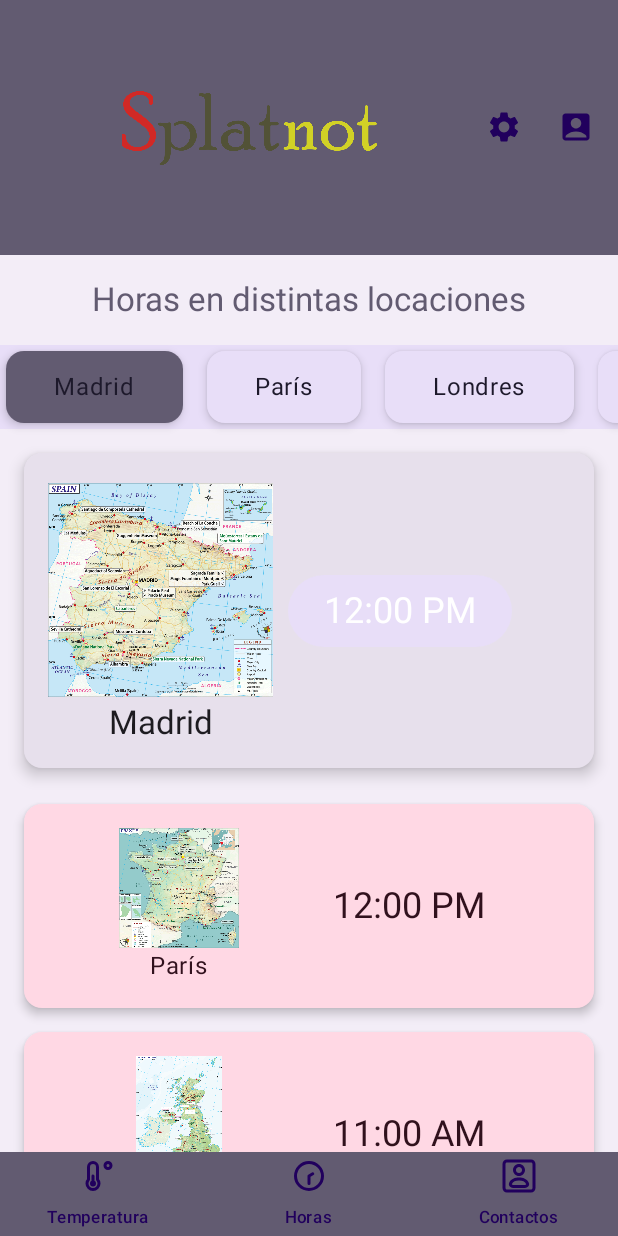
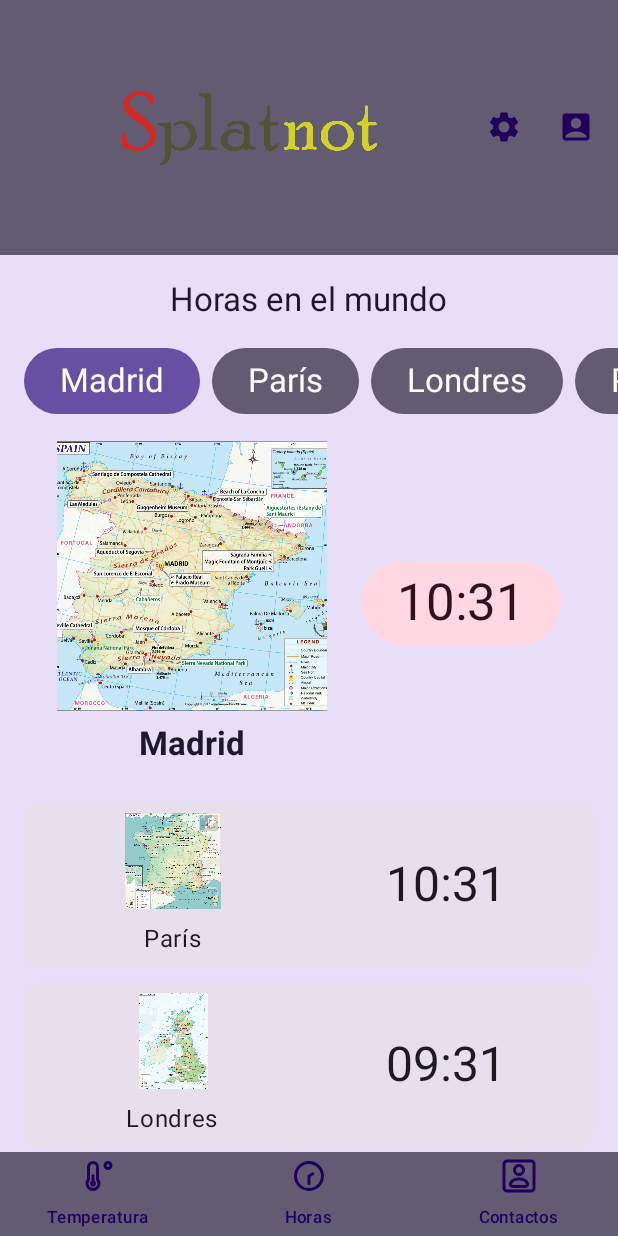
Before and after one commit to bryan-paucar/ProyectoInterfaces, an Android app built with Jetpack Compose: the @Preview function Preview, item 2 of the bottom bar chosen, on a phone screen of 412 x 824 dp. Run offline under Robolectric (Android 15) with nearby library versions, the phone set to English and light mode, and no system bars.

Commit message:
time picker added

```diff
--- a/app/src/main/java/com/example/proyectointerfaces/HorasViewModel.kt
+++ b/app/src/main/java/com/example/proyectointerfaces/HorasViewModel.kt
@@ -1,73 +1,55 @@
 package com.example.proyectointerfaces
 
+import androidx.compose.runtime.getValue
+import androidx.compose.runtime.mutableStateOf
+import androidx.compose.runtime.setValue
 import androidx.lifecycle.ViewModel
-import androidx.compose.runtime.mutableStateOf
 import java.time.LocalTime
 import java.time.format.DateTimeFormatter
 
+data class CityTime(val name: String, val utcOffset: Int, val imageRes: Int)
+
 class HorasViewModel : ViewModel() {
-    // Lista de ciudades y su diferencia horaria con UTC
-    private val ciudades = mapOf(
-        "Madrid" to 1,
-        "París" to 1,
-        "Londres" to 0,
-        "Porto Alegre" to -3,
-        "Acapulco" to -6,
-        "Vancouver" to -8,
-        "Houston" to -6,
-        "Casablanca" to 0,
-        "Osaka" to 9,
-        "Melbourne" to 10,
-        "Ankara" to 3,
-        "Dubai" to 4
+
+    // Lista de ciudades con sus respectivos husos horarios e imagenes
+    private val _cities = listOf(
+        CityTime("Madrid", 1, R.drawable.espana),
+        CityTime("París", 1, R.drawable.francia),
+        CityTime("Londres", 0, R.drawable.uk),
+        CityTime("Porto Alegre", -3, R.drawable.brasil),
+        CityTime("Acapulco", -6, R.drawable.mexico),
+        CityTime("Vancouver", -8, R.drawable.canada),
+        CityTime("Houston", -6, R.drawable.usa),
+        CityTime("Casablanca", 0, R.drawable.marruecos),
+        CityTime("Osaka", 9, R.drawable.japon),
+        CityTime("Melbourne", 10, R.drawable.australia),
+        CityTime("Ankara", 3, R.drawable.turquia),
+        CityTime("Dubai",4,R.drawable.emiratos)
     )
+    val cities: List<CityTime> = _cities
 
-    // Mapeo de cada ciudad con su respectivo mapa de país
-    val mapaDePaises = mapOf(
-        "Madrid" to R.drawable.espana,
-        "París" to R.drawable.francia,
-        "Londres" to R.drawable.uk,
-        "Porto Alegre" to R.drawable.brasil,
-        "Acapulco" to R.drawable.mexico,
-        "Vancouver" to R.drawable.canada,
-        "Houston" to R.drawable.usa,
-        "Casablanca" to R.drawable.marruecos,
-        "Osaka" to R.drawable.japon,
-        "Melbourne" to R.drawable.australia,
-        "Ankara" to R.drawable.turquia,
-        "Dubai" to R.drawable.emiratos
-    )
+    // Estado de la ciudad seleccionada; se inicializa con la primera ciudad de la lista
+    var selectedCity by mutableStateOf(_cities.first())
+        private set
 
-    // Ciudad seleccionada
-    var ciudadSeleccionada = mutableStateOf("Madrid")
+    // Hora seleccionada (se inicializa con la hora actual)
+    var selectedTime by mutableStateOf(LocalTime.now())
+        private set
 
-    // Lista de horas en intervalos de 30 minutos (06:00 AM - 11:30 PM)
-    val listaHoras = List(36) { i ->
-        val hora = LocalTime.of(6 + (i / 2), if (i % 2 == 0) 0 else 30)
-        hora.format(DateTimeFormatter.ofPattern("hh:mm a"))
+    // Actualiza la ciudad seleccionada
+    fun updateSelectedCity(city: CityTime) {
+        selectedCity = city
     }
 
-    // Hora seleccionada (por defecto: 12:00 PM)
-    var horaSeleccionada = mutableStateOf(listaHoras[12])
-
-    // Función para actualizar la ciudad seleccionada
-    fun seleccionarCiudad(nuevaCiudad: String) {
-        ciudadSeleccionada.value = nuevaCiudad
+    // Actualiza la hora seleccionada
+    fun updateTime(newTime: LocalTime) {
+        selectedTime = newTime
     }
 
-    // Función para actualizar la hora seleccionada
-    fun actualizarHora(nuevaHora: String) {
-        horaSeleccionada.value = nuevaHora
-    }
-
-    // Función para calcular la hora en cada ciudad
-    fun obtenerHorasEnCiudades(): Map<String, String> {
-        val diferenciaSeleccionada = ciudades[ciudadSeleccionada.value] ?: 0
-        val horaBase = LocalTime.parse(horaSeleccionada.value, DateTimeFormatter.ofPattern("hh:mm a"))
-
-        return ciudades.mapValues { (ciudad, diferencia) ->
-            val nuevaHora = horaBase.plusHours((diferencia - diferenciaSeleccionada).toLong())
-            nuevaHora.format(DateTimeFormatter.ofPattern("hh:mm a"))
-        }
+    // Calcula y devuelve la hora local para la ciudad pasada como parámetro
+    fun getLocalTime(city: CityTime): String {
+        val difference = city.utcOffset - selectedCity.utcOffset
+        val localTime = selectedTime.plusHours(difference.toLong())
+        return localTime.format(DateTimeFormatter.ofPattern("HH:mm"))
     }
 }
--- a/app/src/main/java/com/example/proyectointerfaces/MainActivity.kt
+++ b/app/src/main/java/com/example/proyectointerfaces/MainActivity.kt
@@ -1,5 +1,6 @@
 package com.example.proyectointerfaces
 
+import android.app.TimePickerDialog
 import android.os.Bundle
 import androidx.activity.ComponentActivity
 import androidx.activity.compose.setContent
@@ -51,23 +52,29 @@ import androidx.compose.runtime.setValue
 import androidx.compose.ui.Alignment
 import androidx.compose.ui.Modifier
 import androidx.compose.ui.graphics.Color
+import androidx.compose.ui.layout.ContentScale
+import androidx.compose.ui.platform.LocalContext
 import androidx.compose.ui.res.painterResource
+import androidx.compose.ui.text.font.FontWeight
 import androidx.compose.ui.text.style.TextAlign
 import androidx.compose.ui.tooling.preview.Preview
 import androidx.compose.ui.unit.dp
+import androidx.compose.ui.unit.sp
 import androidx.lifecycle.viewmodel.compose.viewModel
 import androidx.navigation.NavController
 import androidx.navigation.compose.NavHost
 import androidx.navigation.compose.composable
 import androidx.navigation.compose.rememberNavController
 import com.example.proyectointerfaces.ui.theme.AppTheme
+import java.time.LocalTime
+import java.time.format.DateTimeFormatter
 
 class MainActivity : ComponentActivity() {
     override fun onCreate(savedInstanceState: Bundle?) {
         super.onCreate(savedInstanceState)
         enableEdgeToEdge()
         setContent {
-            AppTheme {}
+            AppTheme { AppScaffold() }
         }
     }
 }
@@ -344,8 +351,8 @@ fun TemperaturaScreen(padding: PaddingValues, viewModel: TemperaturaViewModel) {
 
         // Imagen de fondo
         val imagenRes = when (viewModel.temperatura.value) {
-            in -30f..11f -> R.drawable.frio
-            in 11f..25f -> R.drawable.templado
+            in -30f..12f -> R.drawable.frio
+            in 12f..26f -> R.drawable.templado
             else -> R.drawable.calor
         }
 
@@ -366,7 +373,7 @@ fun TemperaturaScreen(padding: PaddingValues, viewModel: TemperaturaViewModel) {
             Image(
                 painter = painterResource(id = imagenRes),
                 contentDescription = "Imagen temperatura",
-                modifier = Modifier.size(180.dp) // Ajuste de tamaño para mejorar espacio
+                modifier = Modifier.size(160.dp) // Ajuste de tamaño para mejorar espacio
             )
 
             // Temperatura en °F a la derecha
@@ -378,6 +385,24 @@ fun TemperaturaScreen(padding: PaddingValues, viewModel: TemperaturaViewModel) {
                 textAlign = TextAlign.Center
             )
         }
+
+        Spacer(modifier = Modifier.height(16.dp))
+
+        // Slider para seleccionar la temperatura
+        Slider(
+            value = viewModel.temperatura.value,
+            onValueChange = { nuevaTemperatura ->
+                viewModel.temperatura.value = nuevaTemperatura
+            },
+            valueRange = -30f..55f,
+            modifier = Modifier
+                .width(280.dp)  // Ajusta el ancho del Slider (más pequeño)
+                .height(54.dp), // Reduce la altura del Slider
+            colors = androidx.compose.material3.SliderDefaults.colors(
+                thumbColor = MaterialTheme.colorScheme.tertiary,
+                activeTrackColor = MaterialTheme.colorScheme.tertiaryContainer
+            )
+        )
 
         // Texto con la temperatura actual
         Text(
@@ -403,22 +428,6 @@ fun TemperaturaScreen(padding: PaddingValues, viewModel: TemperaturaViewModel) {
         }
 
         Spacer(modifier = Modifier.height(16.dp))
-
-        // Slider para seleccionar la temperatura
-        Slider(
-            value = viewModel.temperatura.value,
-            onValueChange = { nuevaTemperatura ->
-                viewModel.temperatura.value = nuevaTemperatura
-            },
-            valueRange = -30f..55f,
-            modifier = Modifier
-                .width(280.dp)  // Ajusta el ancho del Slider (más pequeño)
-                .height(54.dp), // Reduce la altura del Slider
-            colors = androidx.compose.material3.SliderDefaults.colors(
-                thumbColor = MaterialTheme.colorScheme.tertiary,
-                activeTrackColor = MaterialTheme.colorScheme.tertiaryContainer
-            )
-        )
 
         // Botón para agregar la temperatura al historial
         Button(
@@ -457,185 +466,168 @@ fun TemperaturaScreen(padding: PaddingValues, viewModel: TemperaturaViewModel) {
 }
 
 
-/**
- * Composable que representa la pantalla de visualización de horas en diferentes ciudades.
- *
- * @param padding Espaciado superior proporcionado por `Scaffold` para evitar superposiciones.
- * @param viewModel Instancia de `HorasViewModel` utilizada para gestionar el estado de la pantalla.
- *
- * La pantalla permite:
- * - **Seleccionar una ciudad** desde un `LazyRow` con botones de selección.
- * - **Mostrar la hora de la ciudad seleccionada** con un mapa del país correspondiente.
- * - **Modificar la hora de la ciudad seleccionada** a través de un `DropdownMenu`.
- * - **Listar las horas de otras ciudades** en una `LazyColumn`, mostrando:
- *   - Mapa del país correspondiente.
- *   - Nombre de la ciudad.
- *   - Hora local.
- *
- * Diseño y estilos:
- * - Utiliza colores de `MaterialTheme` para mantener coherencia visual.
- * - Diferencia secciones con fondos secundarios y terciarios.
- * - Usa iconografía y mapas representativos para cada ciudad.
- *
- * @Composable
- */
 @Composable
 fun HorasScreen(padding: PaddingValues, viewModel: HorasViewModel = viewModel()) {
+    val context = LocalContext.current
+
     Column(
         modifier = Modifier
             .fillMaxSize()
             .padding(padding)
-            .background(MaterialTheme.colorScheme.surfaceContainer),
+            .background(MaterialTheme.colorScheme.secondaryContainer),
         horizontalAlignment = Alignment.CenterHorizontally
     ) {
-        // Título
+        // Título de la pantalla
         Text(
-            text = "Horas en distintas locaciones",
+            text = "Horas en el mundo",
             style = MaterialTheme.typography.titleLarge,
-            color = MaterialTheme.colorScheme.secondary,
+            color = MaterialTheme.colorScheme.onSecondaryContainer,
             modifier = Modifier.padding(vertical = 16.dp)
         )
 
-        // Selector de ciudades en horizontal con Cards
+        // Selector horizontal de ciudades
         LazyRow(
-            modifier = Modifier
-                .fillMaxWidth()
-                .background(MaterialTheme.colorScheme.secondaryContainer),
+            modifier = Modifier.fillMaxWidth(),
+            contentPadding = PaddingValues(horizontal = 16.dp),
             horizontalArrangement = Arrangement.spacedBy(8.dp)
         ) {
-            items(viewModel.obtenerHorasEnCiudades().keys.toList()) { ciudad ->
-                Card(
-                    modifier = Modifier.padding(4.dp),
-                    colors = CardDefaults.cardColors(
-                        containerColor = if (viewModel.ciudadSeleccionada.value == ciudad)
-                            MaterialTheme.colorScheme.secondary
-                        else
-                            MaterialTheme.colorScheme.secondaryContainer
-                    ),
-                    elevation = CardDefaults.cardElevation(defaultElevation = 4.dp)
+            items(viewModel.cities) { city ->
+                Button(
+                    onClick = { viewModel.updateSelectedCity(city) },
+                    colors = ButtonDefaults.buttonColors(
+                        containerColor = if (city == viewModel.selectedCity)
+                            MaterialTheme.colorScheme.primary
+                        else MaterialTheme.colorScheme.secondary
+                    )
                 ) {
-                    Button(
-                        onClick = { viewModel.seleccionarCiudad(ciudad) },
-                        colors = ButtonDefaults.buttonColors(containerColor = Color.Transparent),
-                        modifier = Modifier.padding(horizontal = 8.dp)
-                    ) {
-                        Text(
-                            ciudad,
-                            color = MaterialTheme.colorScheme.onSecondaryContainer,
-                            style = MaterialTheme.typography.bodyLarge
-                        )
-                    }
+                    Text(
+                        text = city.name,
+                        style = MaterialTheme.typography.titleLarge,
+                        color = if (city == viewModel.selectedCity)
+                            MaterialTheme.colorScheme.onPrimary
+                        else MaterialTheme.colorScheme.onSecondary
+                    )
                 }
             }
         }
 
         Spacer(modifier = Modifier.height(16.dp))
 
-        // Sección de la ciudad seleccionada dentro de una Card
-        Card(
+        // Layout principal: Mapa y nombre en una columna, y la hora en grande a la derecha
+        Row(
             modifier = Modifier
                 .fillMaxWidth()
                 .padding(horizontal = 16.dp),
-            colors = CardDefaults.cardColors(containerColor = MaterialTheme.colorScheme.surfaceVariant),
-            elevation = CardDefaults.cardElevation(defaultElevation = 6.dp)
+            horizontalArrangement = Arrangement.SpaceEvenly,
+            verticalAlignment = Alignment.CenterVertically
         ) {
-            Row(
-                modifier = Modifier.padding(16.dp),
-                verticalAlignment = Alignment.CenterVertically
+            // Columna izquierda: mapa y debajo el nombre de la ciudad seleccionada
+            Column(
+                horizontalAlignment = Alignment.CenterHorizontally
             ) {
-                Column(horizontalAlignment = Alignment.CenterHorizontally) {
-                    Image(
-                        painter = painterResource(id = viewModel.mapaDePaises[viewModel.ciudadSeleccionada.value]!!),
-                        contentDescription = "Mapa de ${viewModel.ciudadSeleccionada.value}",
-                        modifier = Modifier.size(150.dp)
-                    )
-                    Text(
-                        text = viewModel.ciudadSeleccionada.value,
-                        style = MaterialTheme.typography.titleLarge,
-                        color = MaterialTheme.colorScheme.onSurface
-                    )
-                }
+                Image(
+                    painter = painterResource(id = viewModel.selectedCity.imageRes),
+                    contentDescription = "Mapa de ${viewModel.selectedCity.name}",
+                    modifier = Modifier.size(180.dp),
+                    contentScale = ContentScale.Crop
+                )
+                Spacer(modifier = Modifier.height(8.dp))
+                Text(
+                    text = viewModel.selectedCity.name,
+                    style = MaterialTheme.typography.titleLarge,
+                    color = MaterialTheme.colorScheme.onSecondaryContainer,
+                    fontWeight = FontWeight.Bold
+                )
+            }
+            // La hora en grande, al lado del mapa
+            // Botón para lanzar el TimePicker y actualizar la hora seleccionada
+            Button(
+                onClick = {
+                    TimePickerDialog(
+                        context,
+                        { _, hour, minute ->
+                            viewModel.updateTime(LocalTime.of(hour, minute))
+                        },
+                        viewModel.selectedTime.hour,
+                        viewModel.selectedTime.minute,
+                        true
+                    ).show()
+                },
+                colors = ButtonDefaults.buttonColors(
+                    containerColor = MaterialTheme.colorScheme.tertiaryContainer
+                )
+            ) {
+                Text(
+                    text = viewModel.selectedTime.format(DateTimeFormatter.ofPattern("HH:mm")),
+                    style = MaterialTheme.typography.headlineLarge.copy(fontSize = 34.sp),
+                    color = MaterialTheme.colorScheme.onTertiaryContainer
+                )
+            }
 
-                Spacer(modifier = Modifier.width(10.dp))
-
-                Column {
-                    var expanded by remember { mutableStateOf(false) }
-                    Button(
-                        onClick = { expanded = true },
-                        colors = ButtonDefaults.buttonColors(containerColor = MaterialTheme.colorScheme.secondaryContainer)
-                    ) {
-                        Text(
-                            viewModel.horaSeleccionada.value,
-                            style = MaterialTheme.typography.headlineSmall,
-                            color = MaterialTheme.colorScheme.onSecondary
-                        )
-                    }
-                    DropdownMenu(
-                        expanded = expanded,
-                        onDismissRequest = { expanded = false }
-                    ) {
-                        viewModel.listaHoras.forEach { hora ->
-                            DropdownMenuItem(
-                                text = { Text(hora, color = MaterialTheme.colorScheme.secondary) },
-                                onClick = {
-                                    viewModel.actualizarHora(hora)
-                                    expanded = false
-                                }
-                            )
-                        }
-                    }
-                }
-            }
         }
 
         Spacer(modifier = Modifier.height(16.dp))
 
-        // Lista de horas en otras ciudades dentro de Cards
-        LazyColumn {
-            items(viewModel.obtenerHorasEnCiudades().entries.toList()) { (ciudad, hora) ->
-                if (ciudad != viewModel.ciudadSeleccionada.value) {
-                    Card(
+
+        // Lista de las demás ciudades con su hora local, cada una en una Card
+        LazyColumn(
+            modifier = Modifier.fillMaxHeight(),
+            contentPadding = PaddingValues(horizontal = 16.dp, vertical = 8.dp),
+            verticalArrangement = Arrangement.spacedBy(8.dp)
+        ) {
+            items(viewModel.cities.filter { it != viewModel.selectedCity }) { city ->
+                Card(
+                    modifier = Modifier.fillMaxWidth(),
+                    colors = CardDefaults.cardColors(
+                        containerColor = MaterialTheme.colorScheme.surfaceVariant
+                    )
+                ) {
+                    Row(
                         modifier = Modifier
                             .fillMaxWidth()
-                            .padding(horizontal = 16.dp, vertical = 8.dp),
-                        colors = CardDefaults.cardColors(containerColor = MaterialTheme.colorScheme.tertiaryContainer),
-                        elevation = CardDefaults.cardElevation(defaultElevation = 4.dp)
+                            .padding(8.dp),
+                        verticalAlignment = Alignment.CenterVertically,
+                        horizontalArrangement = Arrangement.Center
                     ) {
-                        Row(
-                            verticalAlignment = Alignment.CenterVertically,
-                            modifier = Modifier.padding(16.dp)
+                        // Columna para el mapa y el nombre de la ciudad
+                        Column(
+                            modifier = Modifier.weight(1f),
+                            horizontalAlignment = Alignment.CenterHorizontally,
+                            verticalArrangement = Arrangement.Center
                         ) {
-                            Column(
-                                horizontalAlignment = Alignment.CenterHorizontally,
-                                modifier = Modifier.weight(1f)
-                            ) {
-                                Image(
-                                    painter = painterResource(id = viewModel.mapaDePaises[ciudad]!!),
-                                    contentDescription = "Mapa de $ciudad",
-                                    modifier = Modifier.size(80.dp)
-                                )
-                                Text(
-                                    text = ciudad,
-                                    style = MaterialTheme.typography.bodyLarge,
-                                    color = MaterialTheme.colorScheme.onTertiaryContainer
-                                )
-                            }
-
+                            Image(
+                                painter = painterResource(id = city.imageRes),
+                                contentDescription = "Mapa de ${city.name}",
+                                modifier = Modifier.size(64.dp)
+                            )
+                            Spacer(modifier = Modifier.height(8.dp))
                             Text(
-                                text = hora,
-                                style = MaterialTheme.typography.headlineSmall,
-                                color = MaterialTheme.colorScheme.onTertiaryContainer,
-                                modifier = Modifier
-                                    .weight(1f)
-                                    .padding(start = 16.dp)
+                                text = city.name,
+                                style = MaterialTheme.typography.bodyLarge,
+                                color = MaterialTheme.colorScheme.onSurface
+                            )
+                        }
+                        // Columna para la hora, con un estilo mucho más grande
+                        Column(
+                            modifier = Modifier.weight(1f),
+                            horizontalAlignment = Alignment.CenterHorizontally,
+                            verticalArrangement = Arrangement.Center
+                        ) {
+                            Text(
+                                text = viewModel.getLocalTime(city),
+                                style = MaterialTheme.typography.headlineLarge,
+                                color = MaterialTheme.colorScheme.onSurface
                             )
                         }
                     }
+
                 }
             }
         }
     }
 }
+
+
 
 
 /**
```
